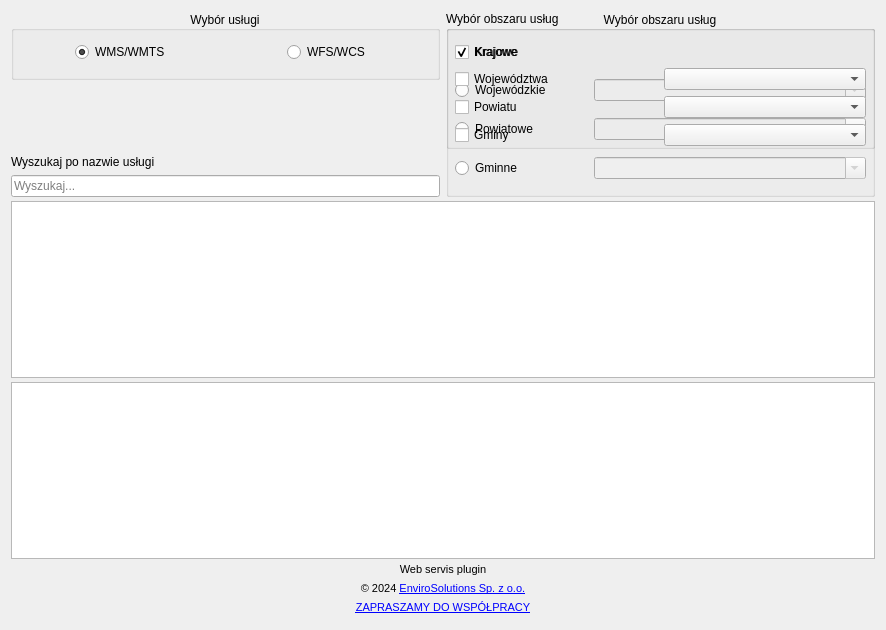
Qt form web_service_plugin_dialog_base.ui (envirosolutionspl/integrator_uslug_danych_przestrzennych) before a commit.
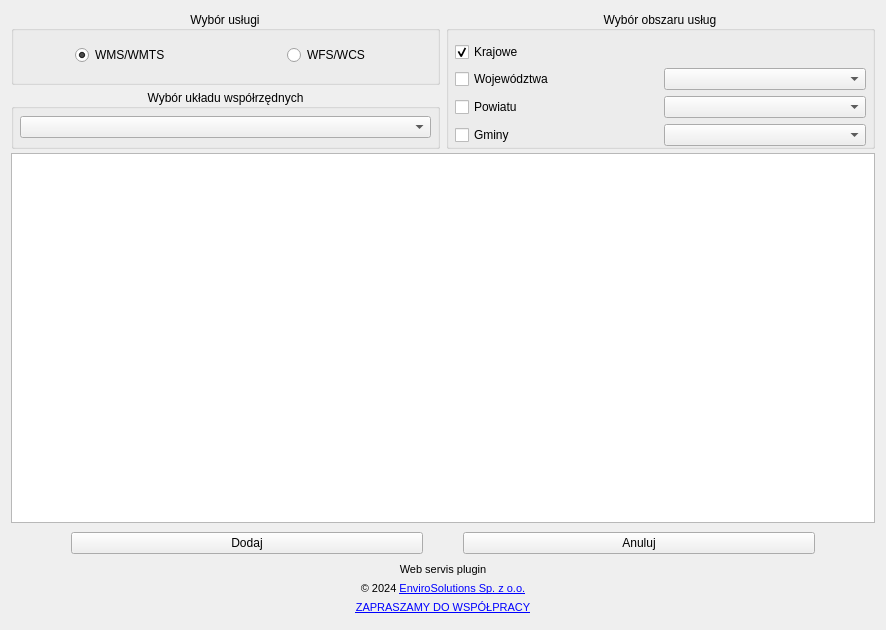
The same form after that commit. Icons and pictures are not drawn.

Patch:
```diff
--- a/web_service_plugin_dialog_base.ui
+++ b/web_service_plugin_dialog_base.ui
@@ -27,102 +27,6 @@
    <property name="verticalSpacing">
     <number>4</number>
    </property>
-   <item row="0" column="1" rowspan="4">
-    <widget class="QGroupBox" name="units_wdgt">
-     <property name="title">
-      <string>Wybór obszaru usług</string>
-     </property>
-     <layout class="QGridLayout" name="gridLayout">
-      <property name="leftMargin">
-       <number>6</number>
-      </property>
-      <property name="topMargin">
-       <number>0</number>
-      </property>
-      <property name="rightMargin">
-       <number>6</number>
-      </property>
-      <property name="bottomMargin">
-       <number>0</number>
-      </property>
-      <item row="0" column="0">
-       <widget class="QRadioButton" name="kraj_rb">
-        <property name="text">
-         <string>Krajowe</string>
-        </property>
-        <property name="checked">
-         <bool>true</bool>
-        </property>
-       </widget>
-      </item>
-      <item row="3" column="1" colspan="2">
-       <widget class="QComboBox" name="wojewodztwo_combo">
-        <property name="enabled">
-         <bool>false</bool>
-        </property>
-        <property name="editable">
-         <bool>true</bool>
-        </property>
-        <property name="maxVisibleItems">
-         <number>10</number>
-        </property>
-        <item>
-         <property name="text">
-          <string/>
-         </property>
-        </item>
-       </widget>
-      </item>
-      <item row="4" column="1" colspan="2">
-       <widget class="QComboBox" name="powiat_combo">
-        <property name="enabled">
-         <bool>false</bool>
-        </property>
-        <property name="editable">
-         <bool>true</bool>
-        </property>
-        <property name="maxVisibleItems">
-         <number>10</number>
-        </property>
-       </widget>
-      </item>
-      <item row="5" column="1" colspan="2">
-       <widget class="QComboBox" name="gmina_combo">
-        <property name="enabled">
-         <bool>false</bool>
-        </property>
-        <property name="editable">
-         <bool>true</bool>
-        </property>
-        <property name="maxVisibleItems">
-         <number>10</number>
-        </property>
-       </widget>
-      </item>
-      <item row="3" column="0">
-       <widget class="QRadioButton" name="woj_rb">
-        <property name="text">
-         <string>Wojewódzkie</string>
-        </property>
-       </widget>
-      </item>
-      <item row="4" column="0">
-       <widget class="QRadioButton" name="pow_rb">
-        <property name="text">
-         <string>Powiatowe</string>
-        </property>
-       </widget>
-      </item>
-      <item row="5" column="0">
-       <widget class="QRadioButton" name="gmi_rb">
-        <property name="text">
-         <string>Gminne</string>
-        </property>
-       </widget>
-      </item>
-     </layout>
-    </widget>
-   </item>
    <item row="9" column="0" colspan="2">
     <layout class="QHBoxLayout" name="Stopka">
      <property name="spacing">
@@ -279,40 +183,6 @@
      </item>
     </layout>
    </item>
-   <item row="3" column="0">
-    <widget class="QLineEdit" name="search_lineedit">
-     <property name="sizePolicy">
-      <sizepolicy hsizetype="Minimum" vsizetype="Minimum">
-       <horstretch>0</horstretch>
-       <verstretch>0</verstretch>
-      </sizepolicy>
-     </property>
-     <property name="maximumSize">
-      <size>
-       <width>16777215</width>
-       <height>30</height>
-      </size>
-     </property>
-     <property name="inputMask">
-      <string/>
-     </property>
-     <property name="text">
-      <string/>
-     </property>
-     <property name="echoMode">
-      <enum>QLineEdit::Normal</enum>
-     </property>
-     <property name="readOnly">
-      <bool>false</bool>
-     </property>
-     <property name="placeholderText">
-      <string>Wyszukaj...</string>
-     </property>
-     <property name="clearButtonEnabled">
-      <bool>true</bool>
-     </property>
-    </widget>
-   </item>
    <item row="0" column="0">
     <widget class="QGroupBox" name="services_groupbox">
      <property name="title">
@@ -480,46 +350,124 @@
      </layout>
     </widget>
    </item>
-   <item row="1" column="0">
-    <spacer name="verticalSpacer">
-     <property name="orientation">
-      <enum>Qt::Vertical</enum>
-     </property>
-     <property name="sizeType">
-      <enum>QSizePolicy::Minimum</enum>
-     </property>
-     <property name="sizeHint" stdset="0">
-      <size>
-       <width>20</width>
-       <height>4</height>
-      </size>
-     </property>
-    </spacer>
-   </item>
    <item row="7" column="0" colspan="2">
-    <widget class="QTableView" name="services_table">
-     <property name="toolTip">
-      <string>Wciśnij Ctrl aby zaznaczyć więcej usług</string>
+    <layout class="QGridLayout" name="gridLayout_3">
+     <property name="topMargin">
+      <number>5</number>
      </property>
-     <property name="frameShape">
-      <enum>QFrame::StyledPanel</enum>
+     <property name="bottomMargin">
+      <number>5</number>
      </property>
-     <property name="selectionBehavior">
-      <enum>QAbstractItemView::SelectRows</enum>
-     </property>
-    </widget>
+     <item row="0" column="1">
+      <widget class="QPushButton" name="add_btn">
+       <property name="enabled">
+        <bool>true</bool>
+       </property>
+       <property name="text">
+        <string>Dodaj</string>
+       </property>
+       <property name="autoDefault">
+        <bool>false</bool>
+       </property>
+      </widget>
+     </item>
+     <item row="0" column="2">
+      <spacer name="horizontalSpacer_3">
+       <property name="orientation">
+        <enum>Qt::Horizontal</enum>
+       </property>
+       <property name="sizeType">
+        <enum>QSizePolicy::Preferred</enum>
+       </property>
+       <property name="sizeHint" stdset="0">
+        <size>
+         <width>40</width>
+         <height>20</height>
+        </size>
+       </property>
+      </spacer>
+     </item>
+     <item row="0" column="3">
+      <widget class="QPushButton" name="reject_btn">
+       <property name="text">
+        <string>Anuluj</string>
+       </property>
+       <property name="autoDefault">
+        <bool>false</bool>
+       </property>
+      </widget>
+     </item>
+     <item row="0" column="0">
+      <spacer name="horizontalSpacer">
+       <property name="orientation">
+        <enum>Qt::Horizontal</enum>
+       </property>
+       <property name="sizeType">
+        <enum>QSizePolicy::Minimum</enum>
+       </property>
+       <property name="sizeHint" stdset="0">
+        <size>
+         <width>60</width>
+         <height>20</height>
+        </size>
+       </property>
+      </spacer>
+     </item>
+     <item row="0" column="4">
+      <spacer name="horizontalSpacer_2">
+       <property name="orientation">
+        <enum>Qt::Horizontal</enum>
+       </property>
+       <property name="sizeType">
+        <enum>QSizePolicy::Minimum</enum>
+       </property>
+       <property name="sizeHint" stdset="0">
+        <size>
+         <width>60</width>
+         <height>20</height>
+        </size>
+       </property>
+      </spacer>
+     </item>
+    </layout>
    </item>
-   <item row="2" column="0">
-    <widget class="QLabel" name="label_2">
+   <item row="1" column="0">
+    <widget class="QGroupBox" name="coord_sys_groupbox">
+     <property name="sizePolicy">
+      <sizepolicy hsizetype="Minimum" vsizetype="Minimum">
+       <horstretch>0</horstretch>
+       <verstretch>0</verstretch>
+      </sizepolicy>
+     </property>
      <property name="maximumSize">
       <size>
        <width>16777215</width>
-       <height>18</height>
+       <height>60</height>
       </size>
      </property>
-     <property name="text">
-      <string>Wyszukaj po nazwie usługi</string>
+     <property name="title">
+      <string>Wybór układu współrzędnych</string>
      </property>
+     <property name="alignment">
+      <set>Qt::AlignCenter</set>
+     </property>
+     <layout class="QVBoxLayout" name="verticalLayout_5">
+      <property name="leftMargin">
+       <number>6</number>
+      </property>
+      <property name="topMargin">
+       <number>0</number>
+      </property>
+      <property name="rightMargin">
+       <number>6</number>
+      </property>
+      <property name="bottomMargin">
+       <number>0</number>
+      </property>
+      <item>
+       <widget class="QComboBox" name="coord_sys_combo"/>
+      </item>
+     </layout>
     </widget>
    </item>
   </layout>
```
Left out of the diff: 34 changed lines with no effect on the pictures.
